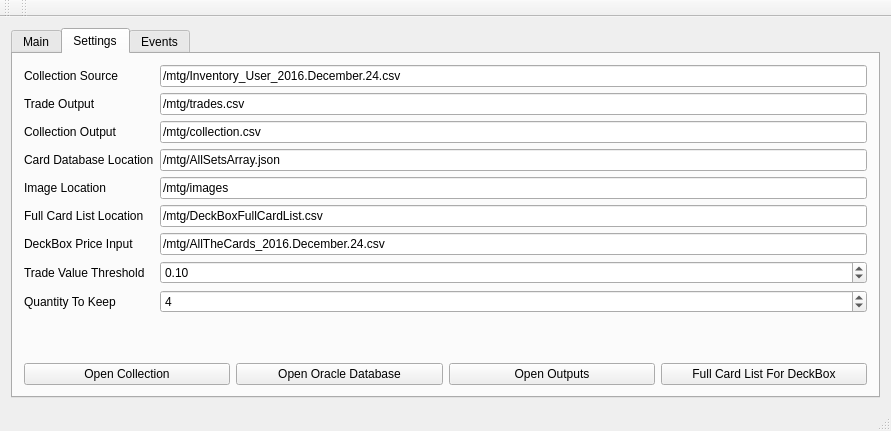
First picture: the form in pcmwindow.ui, repository LovesTha/PyeCollectionManager, before the edit.
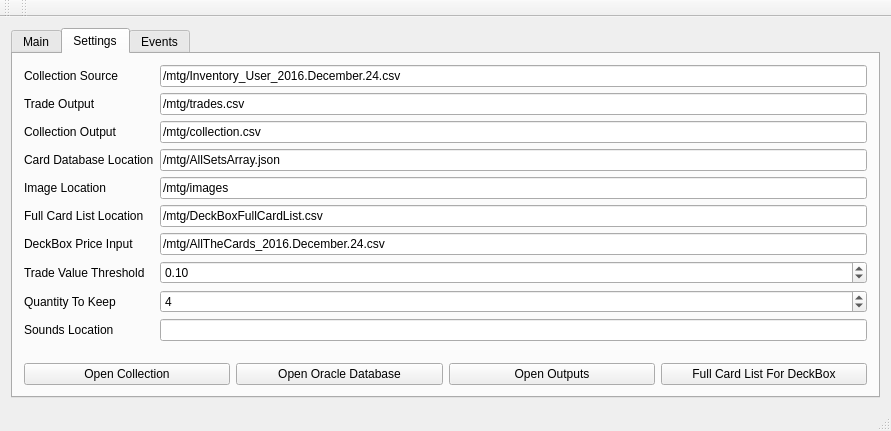
Second picture: the form after the edit. The open tabs and pages were chosen to show the change.

Commit message: Location of sound files is now dynamic

The edit to the form file:
```diff
--- a/pcmwindow.ui
+++ b/pcmwindow.ui
@@ -283,6 +283,16 @@
             </property>
            </widget>
           </item>
+          <item row="10" column="0">
+           <widget class="QLabel" name="soundsLocationLabel">
+            <property name="text">
+             <string>Sounds Location</string>
+            </property>
+           </widget>
+          </item>
+          <item row="10" column="1">
+           <widget class="QLineEdit" name="soundsLocationLineEdit"/>
+          </item>
          </layout>
         </item>
         <item>
```
Left out of the diff: 2 changed lines with no effect on the pictures. The commit also changes 2 other files.
